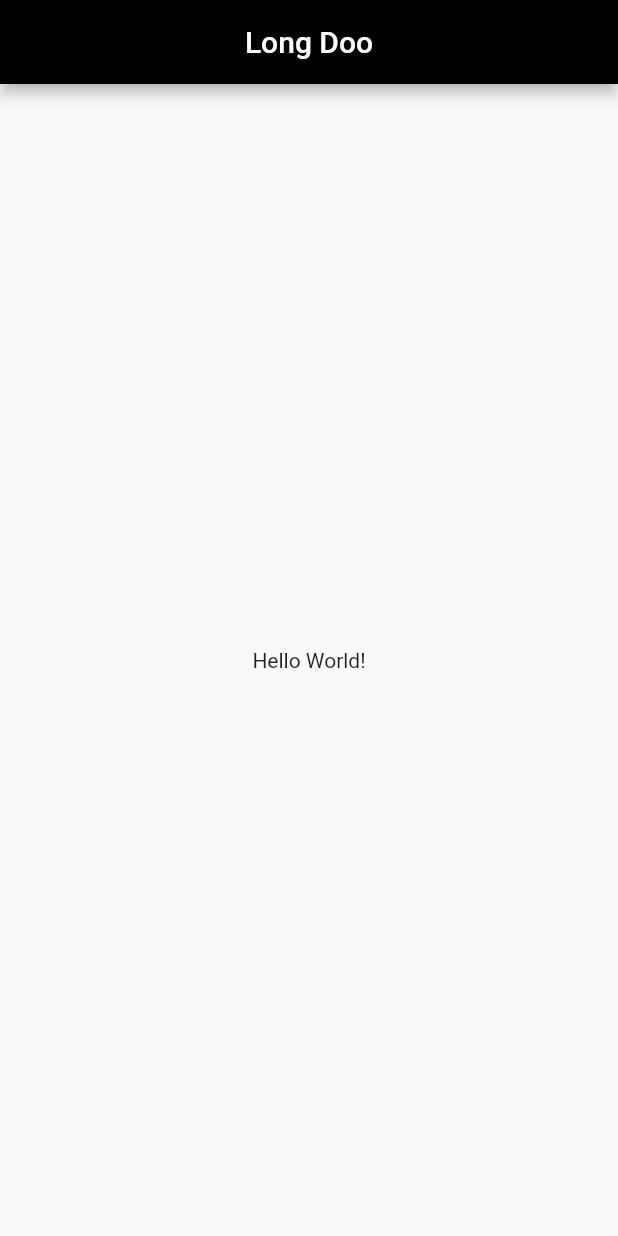
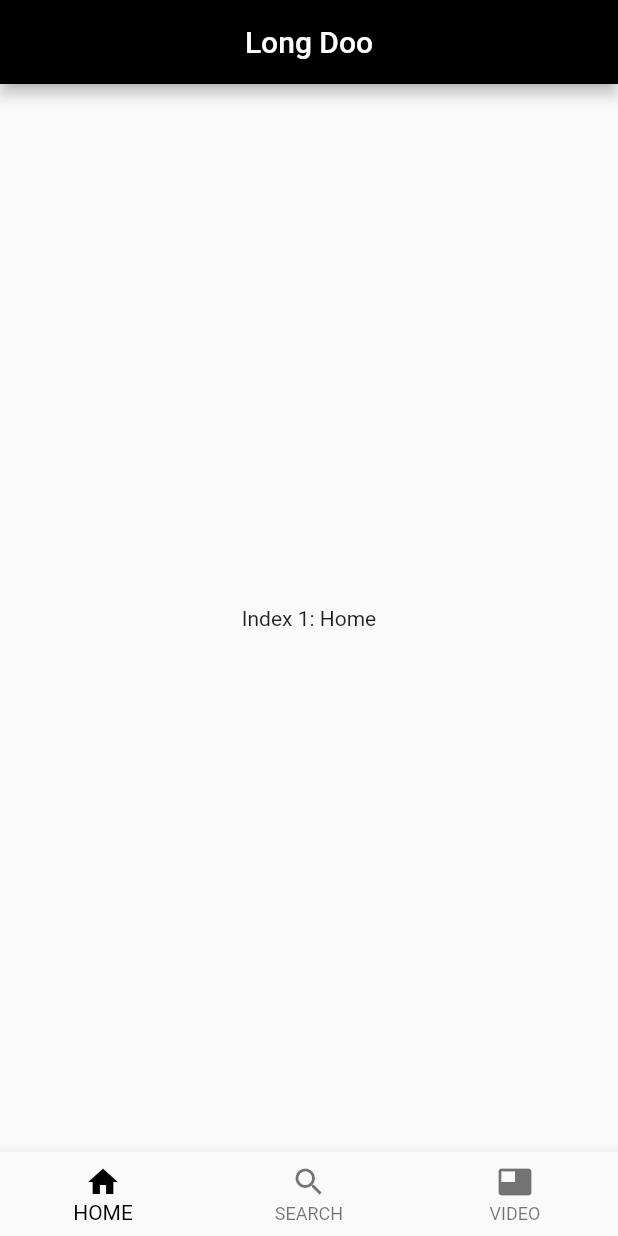
Before and after one commit to LongDoo/mobile-app, a Flutter app: the screen it shows after launch, on a phone screen of 412 x 824 dp. Run offline on Flutter 3.47's test engine with Material 2 defaults, Android fonts, the phone set to English and light mode, and no system bars; our stand-ins replace splashscreen.

Commit message:
[add] bottom navbar

```diff
--- a/lib/main.dart
+++ b/lib/main.dart
@@ -46,6 +46,28 @@ class _AppSplashState extends State<AppSplash> {
 class AfterSplash extends StatelessWidget {
   @override
   Widget build(BuildContext context) {
+    return MainScreen();
+  }
+}
+
+// bottom navigation bar
+class MainScreen extends StatefulWidget {
+  MainScreen({Key key}) : super(key:key);
+
+  @override
+  _MainScreenState createState() => _MainScreenState();
+}
+
+class _MainScreenState extends State<MainScreen> {
+  int _selectedIndex = 0;
+  final _widgetOption  = [
+    Text('Index 1: Home'),
+    Text('Index 2: Search'),
+    Text('Index 3: Video'),
+  ];
+
+  @override
+  Widget build(BuildContext context) {
     return Scaffold(
       appBar: AppBar(
         title: Text('Long Doo'),
@@ -53,9 +75,25 @@ class AfterSplash extends StatelessWidget {
         backgroundColor: Colors.black,
       ),
       body: Center(
-        child: Text('Hello World!'),
-      )
+        child: _widgetOption.elementAt(_selectedIndex),
+      ),
+      bottomNavigationBar: BottomNavigationBar(
+        items: <BottomNavigationBarItem>[
+          BottomNavigationBarItem(icon: Icon(Icons.home), title: Text('HOME')),
+          BottomNavigationBarItem(icon: Icon(Icons.search), title:Text('SEARCH')),
+          BottomNavigationBarItem(icon: Icon(Icons.featured_video), title: Text('VIDEO')),
+        ],
+        currentIndex: _selectedIndex,
+        fixedColor: Colors.black,
+        onTap: _onTapHandler,
+      ),
     );
+  }
+
+  void _onTapHandler(int index) {
+    setState(() {
+      _selectedIndex = index;
+    });
   }
 }
 
```
